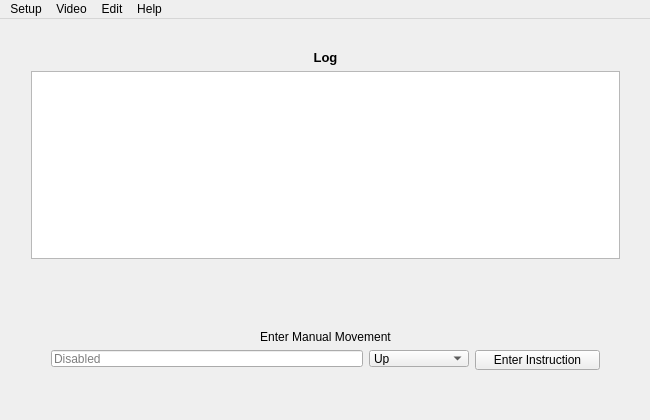
uwnrg/minotaur-cpp, file code/gui/mainwindow.ui: the form before one commit.
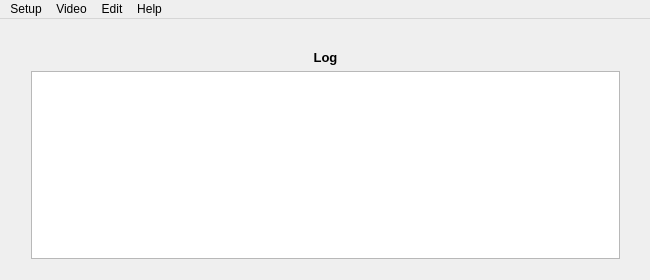
The form after the commit.

Commit message: removed direction selector from the main window

```diff
--- a/code/gui/mainwindow.ui
+++ b/code/gui/mainwindow.ui
@@ -13,101 +13,19 @@
   <property name="minimumSize">
    <size>
     <width>650</width>
-    <height>420</height>
+    <height>280</height>
    </size>
   </property>
   <property name="maximumSize">
    <size>
     <width>650</width>
-    <height>420</height>
+    <height>280</height>
    </size>
   </property>
   <property name="windowTitle">
    <string>Minotaur</string>
   </property>
   <widget class="QWidget" name="centralWidget">
-   <widget class="QWidget" name="layoutWidget">
-    <property name="geometry">
-     <rect>
-      <x>40</x>
-      <y>300</y>
-      <width>571</width>
-      <height>59</height>
-     </rect>
-    </property>
-    <layout class="QVBoxLayout" name="instruction_interface">
-     <item>
-      <widget class="QLabel" name="movement_label">
-       <property name="text">
-        <string>&lt;html&gt;&lt;head/&gt;&lt;body&gt;&lt;p align=&quot;center&quot;&gt;Enter Manual Movement&lt;/p&gt;&lt;/body&gt;&lt;/html&gt;</string>
-       </property>
-      </widget>
-     </item>
-     <item>
-      <layout class="QHBoxLayout" name="horizontalLayout">
-       <item>
-        <widget class="QLineEdit" name="move_command_edit">
-         <property name="minimumSize">
-          <size>
-           <width>0</width>
-           <height>0</height>
-          </size>
-         </property>
-         <property name="readOnly">
-          <bool>true</bool>
-         </property>
-         <property name="placeholderText">
-          <string>Disabled</string>
-         </property>
-        </widget>
-       </item>
-       <item>
-        <widget class="QComboBox" name="selected_direction">
-         <property name="minimumSize">
-          <size>
-           <width>100</width>
-           <height>0</height>
-          </size>
-         </property>
-         <item>
-          <property name="text">
-           <string>Up</string>
-          </property>
-         </item>
-         <item>
-          <property name="text">
-           <string>Down</string>
-          </property>
-         </item>
-         <item>
-          <property name="text">
-           <string>Right</string>
-          </property>
-         </item>
-         <item>
-          <property name="text">
-           <string>Left</string>
-          </property>
-         </item>
-        </widget>
-       </item>
-       <item>
-        <widget class="QPushButton" name="move_button">
-         <property name="minimumSize">
-          <size>
-           <width>125</width>
-           <height>20</height>
-          </size>
-         </property>
-         <property name="text">
-          <string>Enter Instruction</string>
-         </property>
-        </widget>
-       </item>
-      </layout>
-     </item>
-    </layout>
-   </widget>
    <widget class="QWidget" name="layoutWidget1">
     <property name="geometry">
      <rect>
```
The commit also changes 2 other files.
